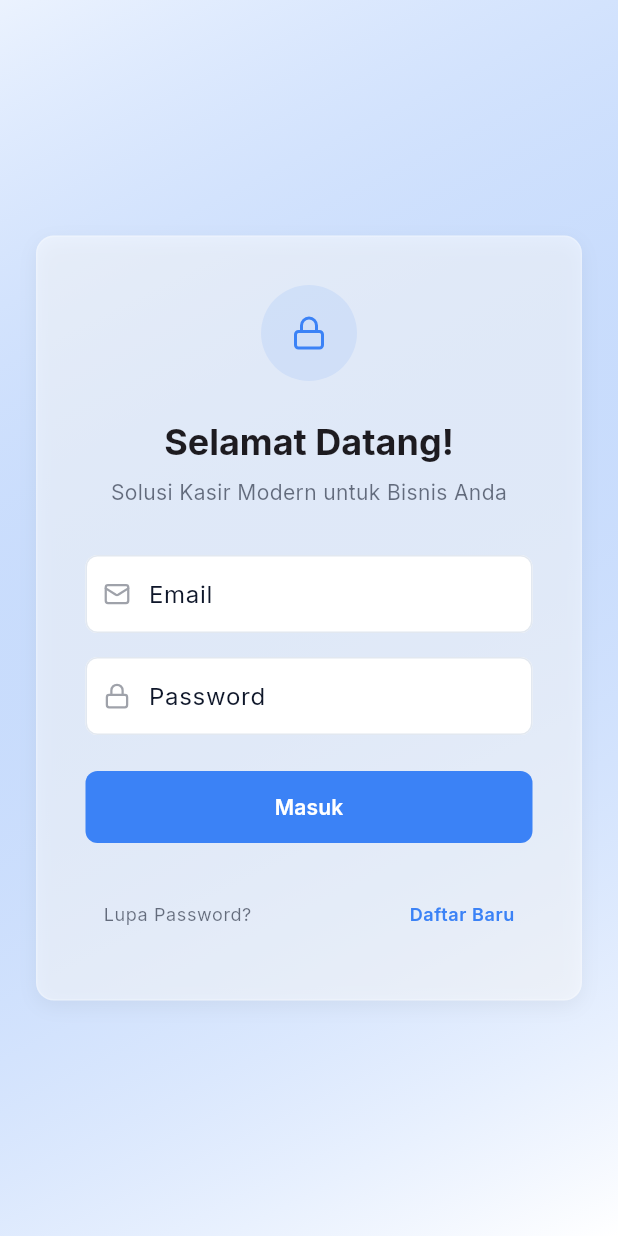
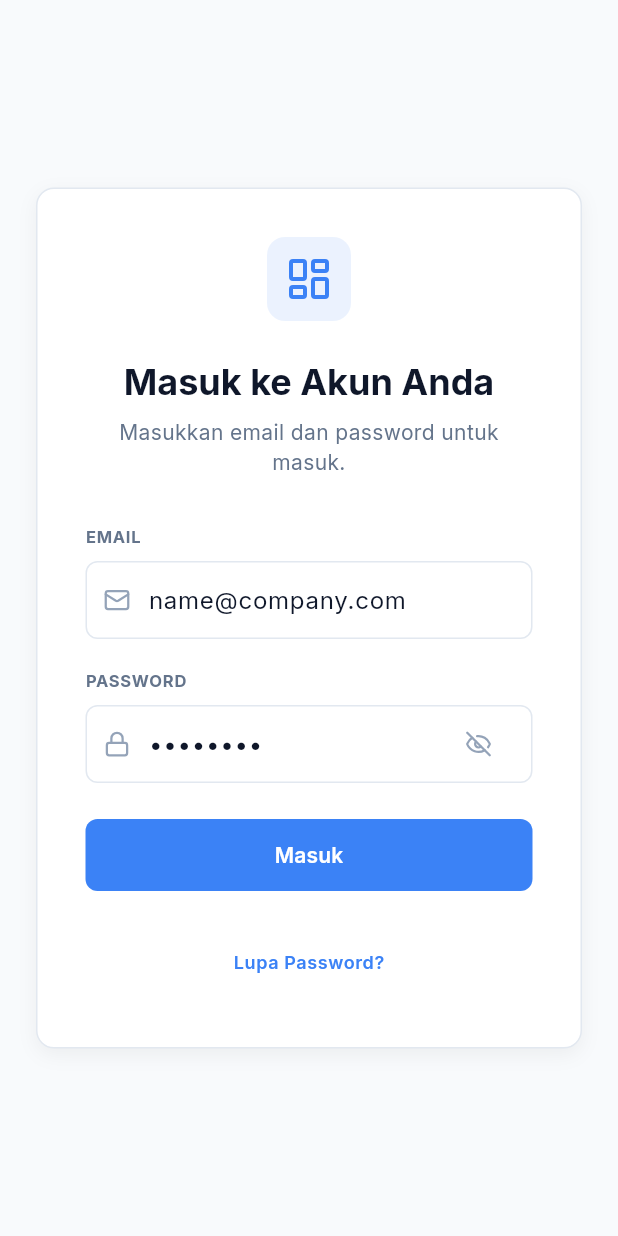
Before and after one commit to faizlzm/cashier-flutter-app, a Flutter app: the screen it shows after launch, on a phone screen of 412 x 824 dp. Run offline on Flutter 3.47's test engine with Material 3 defaults, Android fonts, the phone set to English and light mode, and no system bars; our stand-ins replace connectivity_plus, device_info_plus, dio, flutter_riverpod, flutter_secure_storage, go_router and 3 more; accounts and stored records are empty.

Commit message:
feat: Add login page and a reusable app input widget, along with minor dependency updates.

```diff
--- a/lib/presentation/pages/auth/login_page.dart
+++ b/lib/presentation/pages/auth/login_page.dart
@@ -2,7 +2,7 @@ import 'package:flutter/material.dart';
 import 'package:flutter_riverpod/flutter_riverpod.dart';
 import 'package:go_router/go_router.dart';
 import 'package:lucide_icons/lucide_icons.dart';
-import '../../../core/utils/responsive_utils.dart';
+
 import '../../../providers/auth_provider.dart';
 import '../../widgets/app_button.dart';
 import '../../widgets/app_input.dart';
@@ -19,6 +19,7 @@ class _LoginPageState extends ConsumerState<LoginPage> {
   final _formKey = GlobalKey<FormState>();
   final _emailController = TextEditingController();
   final _passwordController = TextEditingController();
+  bool _isPasswordVisible = false;
   String? _errorMessage;
 
   @override
@@ -69,40 +70,146 @@ class _LoginPageState extends ConsumerState<LoginPage> {
   Widget build(BuildContext context) {
     final theme = Theme.of(context);
     final cs = theme.colorScheme;
-    final isCompactHeight = context.isCompactHeight;
-    final isLandscape = context.isLandscape;
+    // final isCompactHeight = context.isCompactHeight; // Unused
+    // final isLandscape = context.isLandscape; // Unused
 
     final authState = ref.watch(authProvider);
     final isLoading = authState.isLoading;
 
     return Scaffold(
-      body: Container(
-        decoration: BoxDecoration(
-          gradient: LinearGradient(
-            begin: Alignment.topLeft,
-            end: Alignment.bottomRight,
-            colors: [
-              cs.primary.withValues(alpha: 0.1),
-              theme.scaffoldBackgroundColor,
-            ],
-          ),
-        ),
-        child: Center(
-          child: SingleChildScrollView(
-            padding: EdgeInsets.symmetric(
-              horizontal: 24,
-              vertical: isCompactHeight ? 12 : 24,
-            ),
-            child: ConstrainedBox(
-              constraints: BoxConstraints(maxWidth: isLandscape ? 600 : 400),
-              child: AppCard(
-                glass: true,
-                padding: EdgeInsets.all(isCompactHeight ? 16 : 32),
-                child: Form(
-                  key: _formKey,
-                  child: isLandscape && isCompactHeight
-                      ? _buildLandscapeLayout(theme, cs, isLoading)
-                      : _buildPortraitLayout(theme, cs, isLoading),
+      backgroundColor: const Color(0xFFF8FAFC), // Light blue-gray background
+      body: Center(
+        child: SingleChildScrollView(
+          padding: const EdgeInsets.all(24),
+          child: ConstrainedBox(
+            constraints: const BoxConstraints(maxWidth: 400),
+            child: AppCard(
+              padding: const EdgeInsets.all(32),
+              child: Form(
+                key: _formKey,
+                child: Column(
+                  mainAxisSize: MainAxisSize.min,
+                  children: [
+                    // Icon
+                    Container(
+                      padding: const EdgeInsets.all(12),
+                      decoration: BoxDecoration(
+                        color: cs.primary.withValues(alpha: 0.1),
+                        borderRadius: BorderRadius.circular(12),
+                      ),
+                      child: Icon(
+                        LucideIcons.layoutDashboard,
+                        size: 32,
+                        color: cs.primary,
+                      ),
+                    ),
+                    const SizedBox(height: 24),
+                    Text(
+                      'Masuk ke Akun Anda',
+                      style: theme.textTheme.headlineSmall?.copyWith(
+                        fontWeight: FontWeight.bold,
+                        color: const Color(0xFF0F172A),
+                      ),
+                      textAlign: TextAlign.center,
+                    ),
+                    const SizedBox(height: 8),
+                    Text(
+                      'Masukkan email dan password untuk masuk.',
+                      style: theme.textTheme.bodyMedium?.copyWith(
+                        color: const Color(0xFF64748B),
+                      ),
+                      textAlign: TextAlign.center,
+                    ),
+                    const SizedBox(height: 32),
+                    _buildErrorBanner(cs),
+                    Column(
+                      crossAxisAlignment: CrossAxisAlignment.start,
+                      children: [
+                        Text(
+                          'EMAIL',
+                          style: theme.textTheme.labelSmall?.copyWith(
+                            fontWeight: FontWeight.bold,
+                            color: const Color(0xFF64748B),
+                            letterSpacing: 0.5,
+                          ),
+                        ),
+                        const SizedBox(height: 8),
+                        AppInput(
+                          controller: _emailController,
+                          placeholder: 'name@company.com',
+                          keyboardType: TextInputType.emailAddress,
+                          prefixIcon: Icon(
+                            LucideIcons.mail,
+                            size: 18,
+                            color: const Color(0xFF94A3B8),
+                          ),
+                          enabled: !isLoading,
+                        ),
+                      ],
+                    ),
+                    const SizedBox(height: 20),
+                    Column(
+                      crossAxisAlignment: CrossAxisAlignment.start,
+                      children: [
+                        Text(
+                          'PASSWORD',
+                          style: theme.textTheme.labelSmall?.copyWith(
+                            fontWeight: FontWeight.bold,
+                            color: const Color(0xFF64748B),
+                            letterSpacing: 0.5,
+                          ),
+                        ),
+                        const SizedBox(height: 8),
+                        AppInput(
+                          controller: _passwordController,
+                          placeholder: '••••••••',
+                          obscureText: !_isPasswordVisible,
+                          prefixIcon: Icon(
+                            LucideIcons.lock,
+                            size: 18,
+                            color: const Color(0xFF94A3B8),
+                          ),
+                          suffixIcon: IconButton(
+                            icon: Icon(
+                              _isPasswordVisible
+                                  ? LucideIcons.eye
+                                  : LucideIcons.eyeOff,
+                              size: 18,
+                              color: const Color(0xFF94A3B8),
+                            ),
+                            onPressed: () {
+                              setState(() {
+                                _isPasswordVisible = !_isPasswordVisible;
+                              });
+                            },
+                          ),
+                          enabled: !isLoading,
+                          onSubmitted: (_) => _handleLogin(),
+                        ),
+                      ],
+                    ),
+                    const SizedBox(height: 24),
+                    AppButton(
+                      text: 'Masuk',
+                      onPressed: isLoading ? null : _handleLogin,
+                      isLoading: isLoading,
+                      fullWidth: true,
+                      size: BtnSize.lg,
+                    ),
+                    const SizedBox(height: 24),
+                    TextButton(
+                      onPressed: isLoading
+                          ? null
+                          : () => context.go('/forgot-password'),
+                      child: Text(
+                        'Lupa Password?',
+                        style: theme.textTheme.bodySmall?.copyWith(
+                          color: cs.primary,
+                          fontWeight: FontWeight.w600,
+                        ),
+                      ),
+                    ),
+                  ],
                 ),
               ),
             ),
@@ -139,224 +246,7 @@ class _LoginPageState extends ConsumerState<LoginPage> {
     );
   }
 
-  Widget _buildLandscapeLayout(
-    ThemeData theme,
-    ColorScheme cs,
-    bool isLoading,
-  ) {
-    return Row(
-      crossAxisAlignment: CrossAxisAlignment.center,
-      children: [
-        // Left side - branding
-        Expanded(
-          flex: 2,
-          child: Column(
-            mainAxisSize: MainAxisSize.min,
-            children: [
-              Container(
-                width: 48,
-                height: 48,
-                decoration: BoxDecoration(
-                  color: cs.primary.withValues(alpha: 0.1),
-                  shape: BoxShape.circle,
-                ),
-                child: Icon(LucideIcons.lock, size: 20, color: cs.primary),
-              ),
-              const SizedBox(height: 12),
-              Text(
-                'Selamat Datang!',
-                style: theme.textTheme.titleMedium?.copyWith(
-                  fontWeight: FontWeight.bold,
-                ),
-                textAlign: TextAlign.center,
-              ),
-              const SizedBox(height: 4),
-              Text(
-                'Kasir Pro - Solusi Modern',
-                style: theme.textTheme.bodySmall?.copyWith(
-                  color: cs.onSurface.withValues(alpha: 0.6),
-                ),
-                textAlign: TextAlign.center,
-              ),
-            ],
-          ),
-        ),
-        const SizedBox(width: 24),
-        // Right side - form
-        Expanded(
-          flex: 3,
-          child: Column(
-            mainAxisSize: MainAxisSize.min,
-            children: [
-              _buildErrorBanner(cs),
-              AppInput(
-                controller: _emailController,
-                placeholder: 'Email',
-                prefixIcon: Icon(
-                  LucideIcons.mail,
-                  size: 16,
-                  color: cs.onSurface.withValues(alpha: 0.4),
-                ),
-                keyboardType: TextInputType.emailAddress,
-                enabled: !isLoading,
-              ),
-              const SizedBox(height: 12),
-              AppInput(
-                controller: _passwordController,
-                placeholder: 'Password',
-                obscureText: true,
-                prefixIcon: Icon(
-                  LucideIcons.lock,
-                  size: 16,
-                  color: cs.onSurface.withValues(alpha: 0.4),
-                ),
-                enabled: !isLoading,
-                onSubmitted: (_) => _handleLogin(),
-              ),
-              const SizedBox(height: 12),
-              AppButton(
-                text: 'Masuk',
-                onPressed: isLoading ? null : _handleLogin,
-                isLoading: isLoading,
-                fullWidth: true,
-              ),
-              const SizedBox(height: 8),
-              Row(
-                mainAxisAlignment: MainAxisAlignment.spaceBetween,
-                children: [
-                  TextButton(
-                    onPressed: isLoading
-                        ? null
-                        : () => context.go('/forgot-password'),
-                    style: TextButton.styleFrom(
-                      padding: const EdgeInsets.symmetric(horizontal: 4),
-                      minimumSize: Size.zero,
-                      tapTargetSize: MaterialTapTargetSize.shrinkWrap,
-                    ),
-                    child: Text(
-                      'Lupa Password?',
-                      style: theme.textTheme.bodySmall?.copyWith(
-                        color: cs.onSurface.withValues(alpha: 0.6),
-                        fontSize: 11,
-                      ),
-                    ),
-                  ),
-                  TextButton(
-                    onPressed: isLoading ? null : () => context.go('/register'),
-                    style: TextButton.styleFrom(
-                      padding: const EdgeInsets.symmetric(horizontal: 4),
-                      minimumSize: Size.zero,
-                      tapTargetSize: MaterialTapTargetSize.shrinkWrap,
-                    ),
-                    child: Text(
-                      'Daftar Baru',
-                      style: theme.textTheme.bodySmall?.copyWith(
-                        color: cs.primary,
-                        fontWeight: FontWeight.w600,
-                        fontSize: 11,
-                      ),
-                    ),
-                  ),
-                ],
-              ),
-            ],
-          ),
-        ),
-      ],
-    );
-  }
 
-  Widget _buildPortraitLayout(ThemeData theme, ColorScheme cs, bool isLoading) {
-    return Column(
-      mainAxisSize: MainAxisSize.min,
-      children: [
-        // Icon
-        Container(
-          width: 64,
-          height: 64,
-          decoration: BoxDecoration(
-            color: cs.primary.withValues(alpha: 0.1),
-            shape: BoxShape.circle,
-          ),
-          child: Icon(LucideIcons.lock, size: 24, color: cs.primary),
-        ),
-        const SizedBox(height: 24),
-        Text(
-          'Selamat Datang!',
-          style: theme.textTheme.headlineSmall?.copyWith(
-            fontWeight: FontWeight.bold,
-          ),
-        ),
-        const SizedBox(height: 8),
-        Text(
-          'Solusi Kasir Modern untuk Bisnis Anda',
-          style: theme.textTheme.bodyMedium?.copyWith(
-            color: cs.onSurface.withValues(alpha: 0.6),
-          ),
-          textAlign: TextAlign.center,
-        ),
-        const SizedBox(height: 32),
-        _buildErrorBanner(cs),
-        AppInput(
-          controller: _emailController,
-          placeholder: 'Email',
-          prefixIcon: Icon(
-            LucideIcons.mail,
-            size: 18,
-            color: cs.onSurface.withValues(alpha: 0.4),
-          ),
-          keyboardType: TextInputType.emailAddress,
-          enabled: !isLoading,
-        ),
-        const SizedBox(height: 16),
-        AppInput(
-          controller: _passwordController,
-          placeholder: 'Password',
-          obscureText: true,
-          prefixIcon: Icon(
-            LucideIcons.lock,
-            size: 18,
-            color: cs.onSurface.withValues(alpha: 0.4),
-          ),
-          enabled: !isLoading,
-          onSubmitted: (_) => _handleLogin(),
-        ),
-        const SizedBox(height: 24),
-        AppButton(
-          text: 'Masuk',
-          onPressed: isLoading ? null : _handleLogin,
-          isLoading: isLoading,
-          fullWidth: true,
-          size: BtnSize.lg,
-        ),
-        const SizedBox(height: 24),
-        Row(
-          mainAxisAlignment: MainAxisAlignment.spaceBetween,
-          children: [
-            TextButton(
-              onPressed: isLoading
-                  ? null
-                  : () => context.go('/forgot-password'),
-              child: Text(
-                'Lupa Password?',
-                style: theme.textTheme.bodySmall?.copyWith(
-                  color: cs.onSurface.withValues(alpha: 0.6),
-                ),
-              ),
-            ),
-            TextButton(
-              onPressed: isLoading ? null : () => context.go('/register'),
-              child: Text(
-                'Daftar Baru',
-                style: theme.textTheme.bodySmall?.copyWith(
-                  color: cs.primary,
-                  fontWeight: FontWeight.w600,
-                ),
-              ),
-            ),
-          ],
-        ),
-      ],
-    );
-  }
+
+
 }
--- a/lib/presentation/widgets/app_input.dart
+++ b/lib/presentation/widgets/app_input.dart
@@ -4,6 +4,7 @@ class AppInput extends StatelessWidget {
   final String? placeholder;
   final TextEditingController? controller;
   final Widget? prefixIcon;
+  final Widget? suffixIcon;
   final bool obscureText;
   final TextInputType? keyboardType;
   final ValueChanged<String>? onChanged;
@@ -20,6 +21,7 @@ class AppInput extends StatelessWidget {
     this.placeholder,
     this.controller,
     this.prefixIcon,
+    this.suffixIcon,
     this.obscureText = false,
     this.keyboardType,
     this.onChanged,
@@ -55,6 +57,13 @@ class AppInput extends StatelessWidget {
               )
             : null,
         prefixIconConstraints: const BoxConstraints(minWidth: 0, minHeight: 0),
+        suffixIcon: suffixIcon != null
+            ? Padding(
+                padding: const EdgeInsets.only(left: 8, right: 12),
+                child: suffixIcon,
+              )
+            : null,
+        suffixIconConstraints: const BoxConstraints(minWidth: 0, minHeight: 0),
       ),
     );
   }
```
Also changed, not shown: pubspec.lock.
